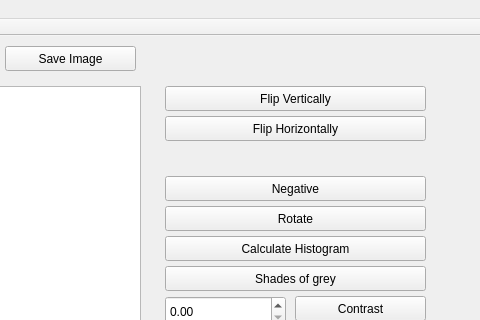
This is mainwindow.ui in guitassinari/fpi-project as Qt 5 draws it before an edit; both pictures show x 715 to 1195 and y 0 to 320 of the 1195 by 727 pixel window. The edited form follows.
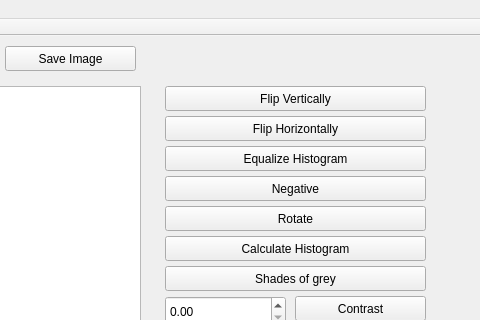
This is the edited form.

Commit message: equalizes histogram (#19)

Patch:
```diff
--- a/mainwindow.ui
+++ b/mainwindow.ui
@@ -227,6 +227,19 @@
      </rect>
     </property>
    </widget>
+   <widget class="QPushButton" name="EqualizeHistogramButton">
+    <property name="geometry">
+     <rect>
+      <x>880</x>
+      <y>110</y>
+      <width>261</width>
+      <height>25</height>
+     </rect>
+    </property>
+    <property name="text">
+     <string>Equalize Histogram</string>
+    </property>
+   </widget>
   </widget>
   <widget class="QToolBar" name="mainToolBar">
    <attribute name="toolBarArea">
```
The commit also changes 10 other files.
